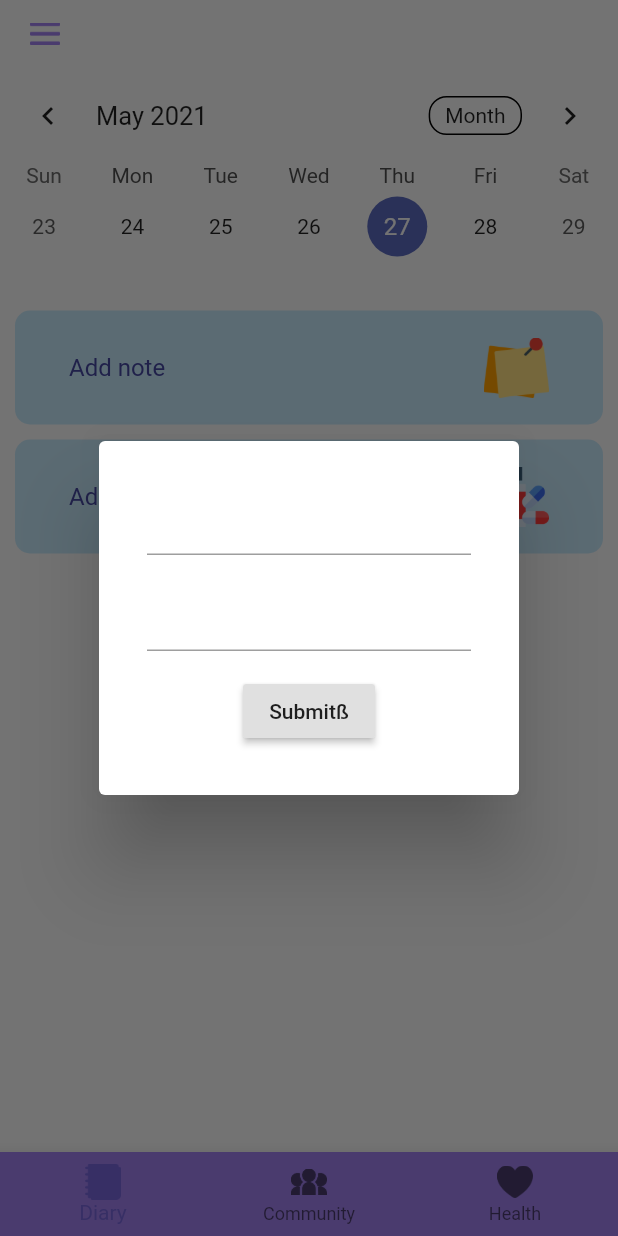
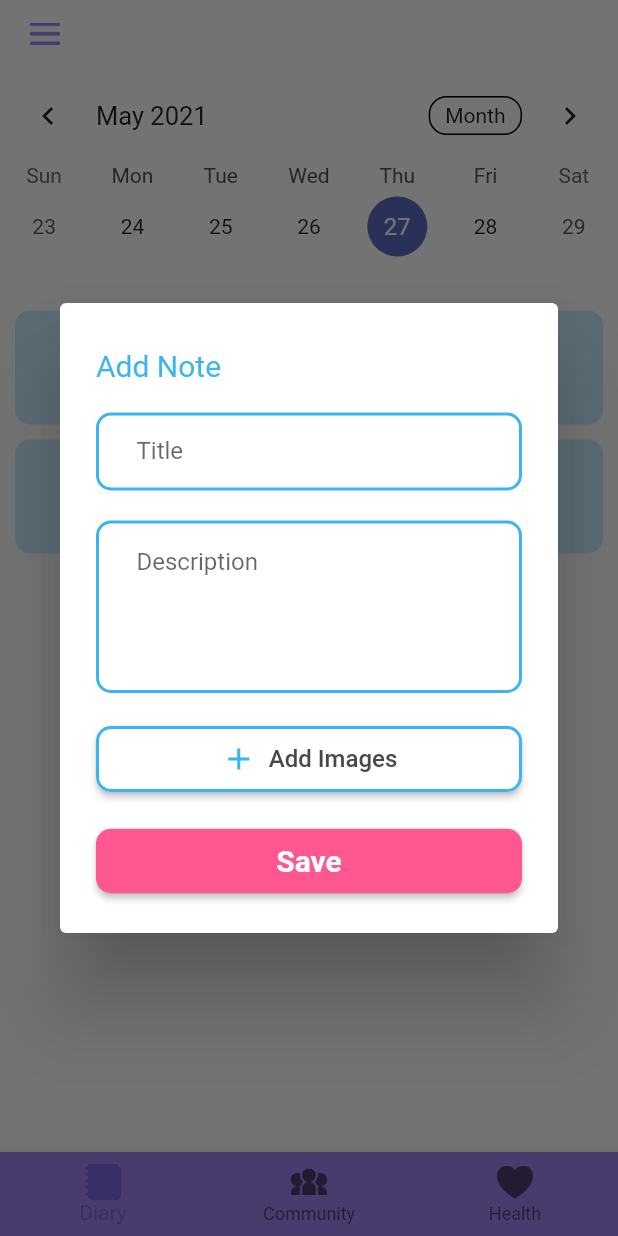
Before and after one commit to dasaCoder/asiri-pregrency-mobile, a Flutter app: the HomeScreen screen opened directly, after a tap on "Add note", on a phone screen of 412 x 824 dp. Run offline on Flutter 3.47's test engine with Material 2 defaults, Android fonts, the phone set to English and light mode, and no system bars; drawn by our look-alikes of table_calendar; our stand-ins replace cloud_firestore, file_picker, firebase_auth, firebase_core, flutter_svg, google_sign_in and 2 more; accounts and stored records are empty; Roboto replaces fonts that are missing (Raleway, RocknRollOne).

Commit message:
add note UI

```diff
--- a/lib/screens/diary.dart
+++ b/lib/screens/diary.dart
@@ -1,6 +1,10 @@
+import 'dart:io';
+
+import 'package:file_picker/file_picker.dart';
 import 'package:flutter/material.dart';
 import 'package:mother_and_baby/lan/Languages.dart';
 import 'package:mother_and_baby/widgets/NavDrawer.dart';
+import 'package:mother_and_baby/widgets/addNoteDialog.dart';
 import 'package:table_calendar/table_calendar.dart';
 
 class DiaryScreen extends StatefulWidget {
@@ -107,51 +111,7 @@ class _DiaryScreenState extends State<DiaryScreen> {
                       showDialog(
                           context: context,
                           builder: (BuildContext context) {
-                            return AlertDialog(
-                              content: Stack(
-                              children: <Widget>[
-                              Positioned(
-                              right: -40.0,
-                                top: -40.0,
-                                child: InkResponse(
-                                  onTap: () {
-                                    Navigator.of(context).pop();
-                                  },
-                                  child: CircleAvatar(
-                                    child: Icon(Icons.close),
-                                    backgroundColor: Colors.red,
-                                  ),
-                                ),
-                              ),
-                              Form(
-                                // key: _formKey,
-                                child: Column(
-                                  mainAxisSize: MainAxisSize.min,
-                                  children: <Widget>[
-                                    Padding(
-                                      padding: EdgeInsets.all(8.0),
-                                      child: TextFormField(),
-                                    ),
-                                    Padding(
-                                      padding: EdgeInsets.all(8.0),
-                                      child: TextFormField(),
-                                    ),
-                                    Padding(
-                                      padding: const EdgeInsets.all(8.0),
-                                      child: RaisedButton(
-                                        child: Text("Submitß"),
-                                        onPressed: () {
-                                          // if (_formKey.currentState.validate()) {
-                                          //   _formKey.currentState.save();
-                                          // }
-                                        },
-                                      ),
-                                    )
-                                  ],
-                                ),)
-                                ],
-                              ),
-                            );
+                            return AddNoteAlertDialog();
                           })
                     },
                   ),
--- /dev/null
+++ b/lib/widgets/addNoteDialog.dart
@@ -0,0 +1,213 @@
+import 'dart:io';
+
+import 'package:file_picker/file_picker.dart';
+import 'package:flutter/material.dart';
+
+class AddNoteAlertDialog extends StatefulWidget {
+  @override
+  _AddNoteAlertDialogState createState() => _AddNoteAlertDialogState();
+}
+
+class _AddNoteAlertDialogState extends State<AddNoteAlertDialog> {
+
+  List<File> _selectedImages = <File>[];
+  openImportFile() async {
+    FilePickerResult result = await FilePicker.platform.pickFiles(
+        allowMultiple: true,
+        type: FileType.custom,
+        allowedExtensions: ["jpg", "png", "jpeg"]);
+
+    if (result != null) {
+      setState(() {
+        _selectedImages.addAll(result.paths.map((path) => File(path)).toList());
+      });
+      print(_selectedImages);
+    } else {
+      // User canceled the picker
+    }
+  }
+
+  @override
+  Widget build(BuildContext context) {
+    return AlertDialog(
+      // contentPadding: EdgeInsets.zero,
+      content: Container(
+        width: MediaQuery.of(context).size.width * 0.9,
+        constraints: BoxConstraints(minHeight: 300),
+        child: Form(
+          // key: _formKey,
+          child: ListView(
+            shrinkWrap: true,
+            children: <Widget>[
+              Align(
+                alignment:
+                AlignmentDirectional.topStart,
+                child: Container(
+                  child: Text(
+                    "Add Note",
+                    style: TextStyle(
+                      fontSize: 20,
+                      color: Color.fromRGBO(
+                          60, 180, 242, 1),
+                    ),
+                  ),
+                  padding: EdgeInsets.only(
+                      top: 10, bottom: 20),
+                ),
+              ),
+
+              /**
+               * title
+               */
+              Container(
+                  decoration: BoxDecoration(
+                    border: Border.all(
+                        width: 2.0,
+                        color: Color.fromRGBO(
+                            60, 180, 242, 1)),
+                    borderRadius:
+                    new BorderRadius.circular(10.0),
+                  ),
+                  child: Padding(
+                      padding: EdgeInsets.only(
+                          left: 25, right: 15),
+                      child: TextFormField(
+                          obscureText: false,
+                          decoration: InputDecoration(
+                            border: InputBorder.none,
+                            labelText: 'Title',
+                            contentPadding:
+                            EdgeInsets.only(
+                                top: 5, bottom: 5),
+                          )))),
+              SizedBox(
+                height: 20,
+              ),
+
+              /**
+               * descritpion
+               */
+              Container(
+                  decoration: BoxDecoration(
+                    border: Border.all(
+                        width: 2.0,
+                        color: Color.fromRGBO(
+                            60, 180, 242, 1)),
+                    borderRadius:
+                    new BorderRadius.circular(10.0),
+                  ),
+                  child: Padding(
+                      padding: EdgeInsets.only(
+                          left: 25, right: 15),
+                      child: Container(
+                        child: TextFormField(
+                            obscureText: false,
+                            textInputAction:
+                            TextInputAction.newline,
+                            keyboardType:
+                            TextInputType.multiline,
+                            minLines: 5,
+                            maxLines: 8,
+                            expands: false,
+                            decoration: InputDecoration(
+                              border: InputBorder.none,
+                              // floatingLabelBehavior:FloatingLabelBehavior.always,
+                              alignLabelWithHint: true,
+                              labelText: 'Description',
+                              contentPadding:
+                              EdgeInsets.zero,
+                            )),
+                      ))),
+              SizedBox(
+                height: 20,
+              ),
+
+              /**
+               * add images
+               */
+              if (_selectedImages != null && _selectedImages.isNotEmpty)
+                Row(
+                  children: _selectedImages
+                      .map((e) => Container(
+                    height: 50,
+                    child: Image.file(e, height: 50,),
+                  ))
+                      .toList(),
+                ),
+              Container(
+                width: double.infinity,
+                child: ElevatedButton.icon(
+                  icon: Icon(
+                    Icons.add,
+                    color:
+                    Color.fromRGBO(60, 180, 242, 1),
+                  ),
+                  label: Text(
+                    "Add Images",
+                    style: TextStyle(
+                      color: Color.fromRGBO(
+                          73, 73, 73, 1.0),
+                      fontSize: 16.0,
+                    ),
+                  ),
+                  style: ElevatedButton.styleFrom(
+                    side: BorderSide(
+                      width: 2.0,
+                      color: Color.fromRGBO(
+                          60, 180, 242, 1),
+                    ),
+                    primary: Colors.white,
+                    padding: EdgeInsets.all(10),
+                    shape: new RoundedRectangleBorder(
+                      borderRadius:
+                      new BorderRadius.circular(
+                          10.0),
+                    ),
+                  ),
+                  onPressed: () {
+                    openImportFile();
+                  },
+                ),
+              ),
+              SizedBox(
+                height: 20,
+              ),
+
+              /**
+               * save button
+               */
+              Container(
+                width: double.infinity,
+                // decoration: BoxDecoration(color: Colors.red),
+                child: ElevatedButton(
+                  style: ElevatedButton.styleFrom(
+                    primary:
+                    Color.fromRGBO(255, 87, 143, 1),
+                    shape: new RoundedRectangleBorder(
+                      borderRadius:
+                      new BorderRadius.circular(
+                          10.0),
+                    ),
+                  ),
+                  onPressed: () {},
+                  child: Container(
+                    padding: EdgeInsets.all(10),
+                    child: Text(
+                      "Save",
+                      style: TextStyle(
+                        color: Colors.white,
+                        fontFamily: 'Raleway',
+                        fontWeight: FontWeight.bold,
+                        fontSize: 20.0,
+                      ),
+                    ),
+                  ),
+                ),
+              ),
+            ],
+          ),
+        ),
+      ),
+    );
+  }
+}
--- a/pubspec.yaml
+++ b/pubspec.yaml
@@ -39,6 +39,7 @@ dependencies:
   google_sign_in: ^5.0.3
   cloud_firestore: ^2.2.0
   table_calendar: ^3.0.0
+  file_picker: ^3.0.2+2
 
 dev_dependencies:
   flutter_test:
```
Also changed, not shown: pubspec.lock.
